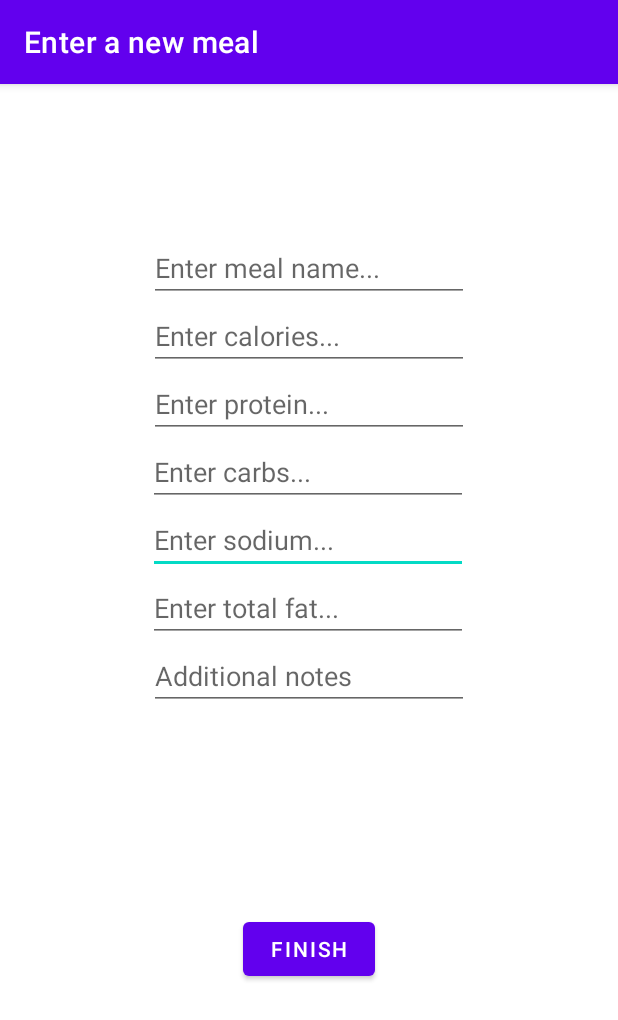
After one commit to dimavrem22/Muscle-Map-Android-App, an Android app: the fragment DietEnterMealFragment shown on its own in the app's theme, on a phone screen of 412 x 824 dp. The commit adds this screen. Shown: the top 1020 px of the screen. Run offline under Robolectric (Android 15) with nearby library versions, the phone set to English and light mode, and no system bars.

Commit message:
Merge remote-tracking branch 'origin/master'
# Conflicts:
#	app/src/main/java/com/example/cs4520project/MainActivity.java

```diff
--- /dev/null
+++ b/app/src/main/java/com/example/cs4520project/DietEnterMealFragment.java
@@ -0,0 +1,66 @@
+package com.example.cs4520project;
+
+import android.os.Bundle;
+
+import androidx.fragment.app.Fragment;
+
+import android.view.LayoutInflater;
+import android.view.View;
+import android.view.ViewGroup;
+
+/**
+ * A simple {@link Fragment} subclass.
+ * Use the {@link DietEnterMealFragment#newInstance} factory method to
+ * create an instance of this fragment.
+ */
+public class DietEnterMealFragment extends Fragment {
+
+    // TODO: Rename parameter arguments, choose names that match
+    // the fragment initialization parameters, e.g. ARG_ITEM_NUMBER
+    private static final String ARG_PARAM1 = "param1";
+    private static final String ARG_PARAM2 = "param2";
+
+    // TODO: Rename and change types of parameters
+    private String mParam1;
+    private String mParam2;
+
+    public DietEnterMealFragment() {
+        // Required empty public constructor
+    }
+
+    /**
+     * Use this factory method to create a new instance of
+     * this fragment using the provided parameters.
+     *
+     * @param param1 Parameter 1.
+     * @param param2 Parameter 2.
+     * @return A new instance of fragment DietEnterMealFragment.
+     */
+    // TODO: Rename and change types and number of parameters
+    public static DietEnterMealFragment newInstance(String param1, String param2) {
+        DietEnterMealFragment fragment = new DietEnterMealFragment();
+        Bundle args = new Bundle();
+        args.putString(ARG_PARAM1, param1);
+        args.putString(ARG_PARAM2, param2);
+        fragment.setArguments(args);
+        return fragment;
+    }
+
+    @Override
+    public void onCreate(Bundle savedInstanceState) {
+        super.onCreate(savedInstanceState);
+        if (getArguments() != null) {
+            mParam1 = getArguments().getString(ARG_PARAM1);
+            mParam2 = getArguments().getString(ARG_PARAM2);
+        }
+    }
+
+    @Override
+    public View onCreateView(LayoutInflater inflater, ViewGroup container,
+                             Bundle savedInstanceState) {
+        // Inflate the layout for this fragment
+        View rootView = inflater.inflate(R.layout.fragment_diet_enter_meal, container, false);
+        getActivity().setTitle("Enter a new meal");
+        return rootView;
+    }
+}
--- a/app/src/main/java/com/example/cs4520project/MainActivity.java
+++ b/app/src/main/java/com/example/cs4520project/MainActivity.java
@@ -81,7 +81,7 @@ public class MainActivity extends AppCompatActivity implements CalendarView.OnDa
             public void onClick(View v) {
                 toSleepFragment.setVisibility(View.INVISIBLE);
                 MainActivity.this.getSupportFragmentManager().beginTransaction().add(R.id.fragment_container,
-                        new SleepMainFragment(), "sleep main fragment").addToBackStack(null).commit();
+                        new SleepAnalysisFragment(), "sleep main fragment").addToBackStack(null).commit();
             }
         });
 
--- /dev/null
+++ b/app/src/main/res/layout/fragment_diet_enter_meal.xml
@@ -0,0 +1,102 @@
+<?xml version="1.0" encoding="utf-8"?>
+<androidx.constraintlayout.widget.ConstraintLayout xmlns:android="http://schemas.android.com/apk/res/android"
+    xmlns:app="http://schemas.android.com/apk/res-auto"
+    xmlns:tools="http://schemas.android.com/tools"
+    android:id="@+id/dietEnterMealLayout"
+    android:layout_width="match_parent"
+    android:layout_height="match_parent"
+    tools:context=".DietEnterMealFragment">
+
+    <EditText
+        android:id="@+id/editTextMealSodium"
+        android:layout_width="wrap_content"
+        android:layout_height="wrap_content"
+        android:ems="10"
+        android:hint="Enter sodium..."
+        android:inputType="number"
+        app:layout_constraintEnd_toEndOf="parent"
+        app:layout_constraintHorizontal_bias="0.497"
+        app:layout_constraintStart_toStartOf="parent"
+        app:layout_constraintTop_toBottomOf="@+id/editTextMealCarbs" />
+
+    <EditText
+        android:id="@+id/editTextMealTotalFat"
+        android:layout_width="wrap_content"
+        android:layout_height="wrap_content"
+        android:ems="10"
+        android:hint="Enter total fat..."
+        android:inputType="number"
+        app:layout_constraintEnd_toEndOf="parent"
+        app:layout_constraintHorizontal_bias="0.497"
+        app:layout_constraintStart_toStartOf="parent"
+        app:layout_constraintTop_toBottomOf="@+id/editTextMealSodium" />
+
+    <Button
+        android:id="@+id/button2"
+        android:layout_width="wrap_content"
+        android:layout_height="wrap_content"
+        android:layout_marginBottom="32dp"
+        android:text="Finish"
+        app:layout_constraintBottom_toBottomOf="parent"
+        app:layout_constraintEnd_toEndOf="parent"
+        app:layout_constraintStart_toStartOf="parent"
+        app:layout_constraintTop_toBottomOf="@+id/editTextAdditionalNotes" />
+
+    <EditText
+        android:id="@+id/editTextTextPersonName"
+        android:layout_width="wrap_content"
+        android:layout_height="wrap_content"
+        android:layout_marginTop="100dp"
+        android:ems="10"
+        android:hint="Enter meal name..."
+        android:inputType="textPersonName"
+        app:layout_constraintEnd_toEndOf="parent"
+        app:layout_constraintStart_toStartOf="parent"
+        app:layout_constraintTop_toTopOf="parent" />
+
+    <EditText
+        android:id="@+id/editTextMealCalories"
+        android:layout_width="wrap_content"
+        android:layout_height="wrap_content"
+        android:ems="10"
+        android:hint="Enter calories..."
+        android:inputType="number"
+        app:layout_constraintEnd_toEndOf="parent"
+        app:layout_constraintStart_toStartOf="parent"
+        app:layout_constraintTop_toBottomOf="@+id/editTextTextPersonName" />
+
+    <EditText
+        android:id="@+id/editTextMealProtein"
+        android:layout_width="wrap_content"
+        android:layout_height="wrap_content"
+        android:ems="10"
+        android:hint="Enter protein..."
+        android:inputType="number"
+        app:layout_constraintEnd_toEndOf="parent"
+        app:layout_constraintStart_toStartOf="parent"
+        app:layout_constraintTop_toBottomOf="@+id/editTextMealCalories" />
+
+    <EditText
+        android:id="@+id/editTextMealCarbs"
+        android:layout_width="wrap_content"
+        android:layout_height="wrap_content"
+        android:ems="10"
+        android:hint="Enter carbs..."
+        android:inputType="number"
+        app:layout_constraintEnd_toEndOf="parent"
+        app:layout_constraintHorizontal_bias="0.497"
+        app:layout_constraintStart_toStartOf="parent"
+        app:layout_constraintTop_toBottomOf="@+id/editTextMealProtein" />
+
+    <EditText
+        android:id="@+id/editTextAdditionalNotes"
+        android:layout_width="wrap_content"
+        android:layout_height="wrap_content"
+        android:ems="10"
+        android:hint="Additional notes"
+        android:inputType="textPersonName"
+        app:layout_constraintEnd_toEndOf="parent"
+        app:layout_constraintStart_toStartOf="parent"
+        app:layout_constraintTop_toBottomOf="@+id/editTextMealTotalFat" />
+
+</androidx.constraintlayout.widget.ConstraintLayout>
--- a/app/src/main/res/layout/fragment_sleep_main.xml
+++ b/app/src/main/res/layout/fragment_sleep_analysis.xml
@@ -4,7 +4,7 @@
     xmlns:tools="http://schemas.android.com/tools"
     android:layout_width="match_parent"
     android:layout_height="match_parent"
-    tools:context=".SleepMainFragment">
+    tools:context=".SleepAnalysisFragment">
 
     <TextView
         android:id="@+id/textViewHoursOfSleep"
```
Also changed, not shown: app/src/main/java/com/example/cs4520project/DietAnalysisFragment.java (added, +64 -0 lines), app/src/main/java/com/example/cs4520project/DietLogFragment.java (renamed from app/src/main/java/com/example/cs4520project/SleepMainFragment.java, +7 -7 lines), app/src/main/java/com/example/cs4520project/SleepAnalysisFragment.java (added, +64 -0 lines), app/src/main/res/layout/fragment_diet_analysis.xml (added, +14 -0 lines), app/src/main/res/layout/fragment_diet_log.xml (added, +19 -0 lines).
